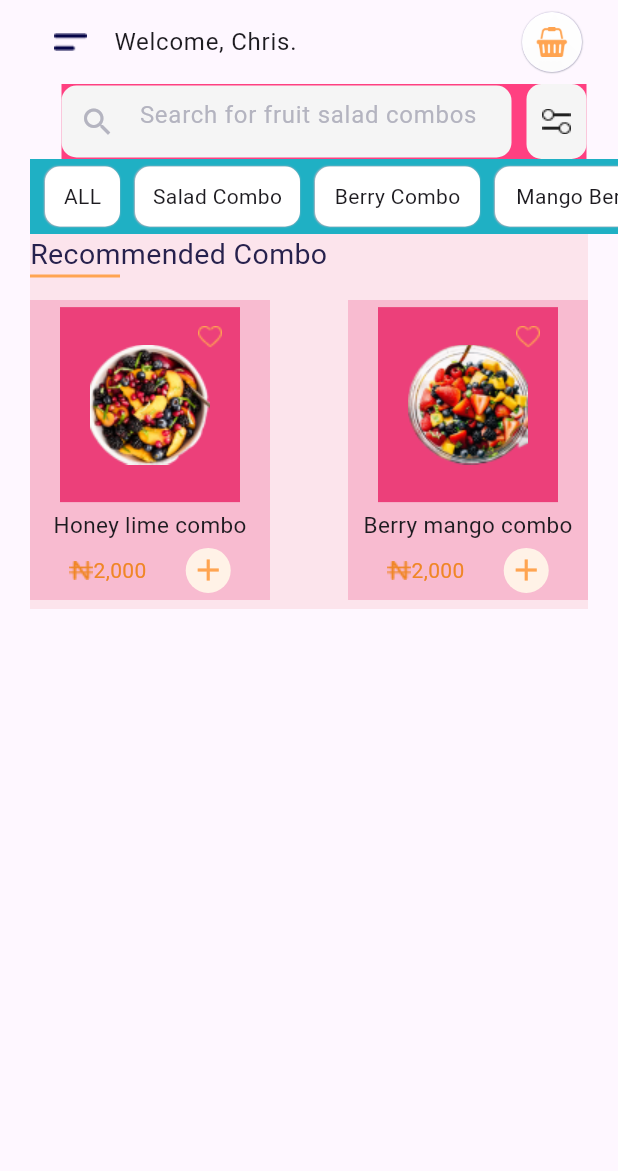
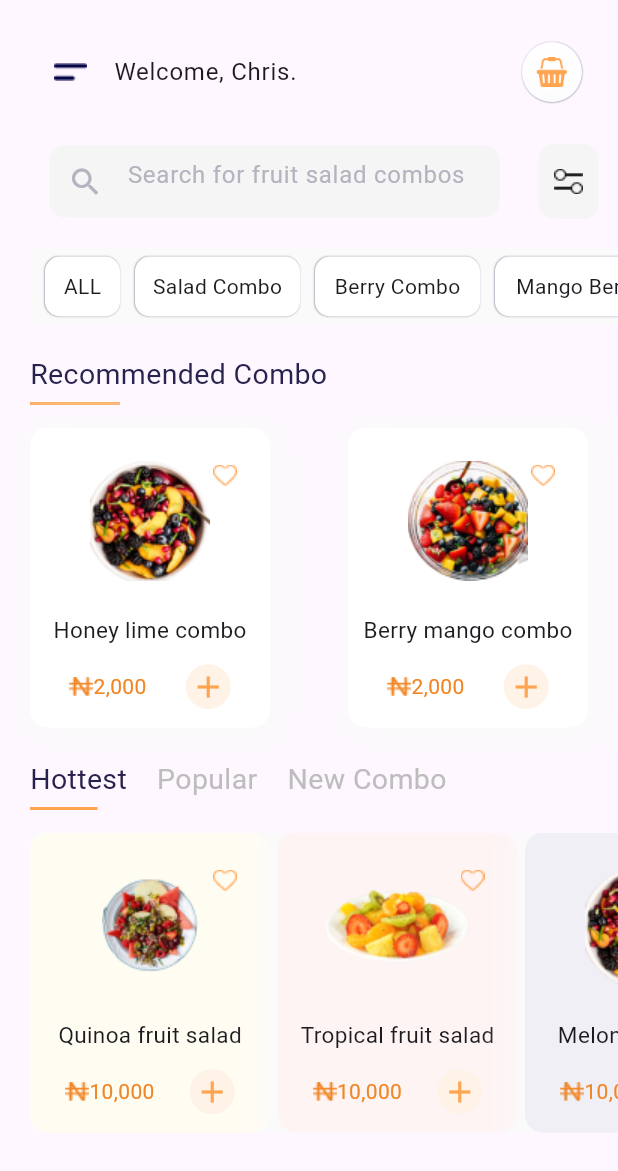
Before and after one commit to HashirSaudKhan/Flutter, a Flutter app: the screen it shows after launch, on a phone screen of 412 x 824 dp. Shown: the top 1171 px of the screen. Run offline on Flutter 3.47's test engine with Material 3 defaults, Android fonts, the phone set to English and light mode, and no system bars.

Commit message:
Commited HomeScreen 95%

```diff
--- a/lib/home_screen/hlc_bmc/honeylc-berrymc.dart
+++ b/lib/home_screen/hlc_bmc/honeylc-berrymc.dart
@@ -2,30 +2,45 @@ import 'package:flutter/material.dart';
 
 class HoneyLimeCombo_BerryMangoCombo extends StatelessWidget {
   final String txtName;
+  final String txtrate;
   final Image imageAssets;
+  final Color bgItemColor;
   const HoneyLimeCombo_BerryMangoCombo(
-      {super.key, required this.txtName, required this.imageAssets});
+      {super.key,
+      required this.txtName,
+      required this.imageAssets,
+      required this.txtrate,
+      required this.bgItemColor});
 
   @override
   Widget build(BuildContext context) {
     return Container(
       width: 160,
       height: 200,
-      color: Colors.pink[100],
+      decoration: BoxDecoration(
+          color: bgItemColor,
+          borderRadius: BorderRadius.circular(12),
+          boxShadow: const [
+            BoxShadow(
+                color: Color(0xffFAFAFA),
+                blurRadius: 20,
+                spreadRadius: 10,
+                offset: Offset(4, 4))
+          ]),
       child: Column(
         mainAxisAlignment: MainAxisAlignment.spaceEvenly,
         children: [
           Stack(
             alignment: AlignmentDirectional.topEnd,
             children: [
-              Container(
-                  height: 130,
+              SizedBox(
+                  height: 100,
                   width: 120,
-                  color: Colors.pink[400],
+                  //color: Colors.pink[50],
                   child: imageAssets),
-              Container(
+              SizedBox(
                 height: 40,
-                width: 40,
+                width: 20,
                 //color: Colors.pink[200],
                 child: Image.asset('assets/images/Vector.png'),
               ),
@@ -40,9 +55,9 @@ class HoneyLimeCombo_BerryMangoCombo extends StatelessWidget {
             children: [
               Row(children: [
                 Image.asset('assets/images/N.png'),
-                const Text(
-                  "2,000",
-                  style: TextStyle(
+                Text(
+                  txtrate,
+                  style: const TextStyle(
                     color: Color(0xffF08626),
                   ),
                 )
--- a/lib/home_screen/home_screen_one.dart
+++ b/lib/home_screen/home_screen_one.dart
@@ -12,7 +12,7 @@ class Home_Screen_One extends StatelessWidget {
       drawer: const Drawer(child: mydrawer()),
       body: SafeArea(
         child: Container(
-          padding: const EdgeInsets.only(left: 20),
+          padding: const EdgeInsets.only(left: 20, top: 20),
           child: Column(
             children: [
               ListTile(
@@ -48,13 +48,13 @@ class Home_Screen_One extends StatelessWidget {
                 ),
               ),
               Container(
+                margin: const EdgeInsets.only(top: 20),
                 height: 50,
-                width: 350,
+                width: 400,
                 //width: double.infinity,
-                decoration: const BoxDecoration(color: Colors.pinkAccent),
-                //margin: const EdgeInsets.all(20),
+                //decoration: const BoxDecoration(color: Colors.pinkAccent),
                 child: Row(
-                  mainAxisAlignment: MainAxisAlignment.spaceBetween,
+                  mainAxisAlignment: MainAxisAlignment.spaceAround,
                   children: [
                     Container(
                       decoration: BoxDecoration(
@@ -84,9 +84,10 @@ class Home_Screen_One extends StatelessWidget {
                 ),
               ),
               Container(
+                margin: EdgeInsets.only(top: 20, bottom: 20),
                 width: double.infinity,
                 height: 50,
-                color: const Color.fromARGB(255, 31, 176, 196),
+                color: const Color(0xffFAFAFA),
                 child: const SingleChildScrollView(
                   scrollDirection: Axis.horizontal,
                   child: Row(
@@ -109,7 +110,7 @@ class Home_Screen_One extends StatelessWidget {
               ),
               Container(
                 margin: const EdgeInsets.only(right: 20),
-                color: Colors.pink[50],
+                //color: Colors.pink[50],
                 width: double.infinity,
                 height: 250,
                 child: Column(
@@ -120,7 +121,7 @@ class Home_Screen_One extends StatelessWidget {
                       style: TextStyle(fontSize: 19, color: Color(0xff27214D)),
                     ),
                     Container(
-                      margin: const EdgeInsets.only(bottom: 15),
+                      margin: const EdgeInsets.only(bottom: 15, top: 5),
                       width: 60,
                       height: 2,
                       color: const Color(0xffFFA451),
@@ -131,16 +132,97 @@ class Home_Screen_One extends StatelessWidget {
                       children: [
                         HoneyLimeCombo_BerryMangoCombo(
                             txtName: "Honey lime combo",
+                            txtrate: "2,000",
+                            bgItemColor: const Color(0xffFFFFFF),
                             imageAssets: Image.asset(
                                 'assets/images/Honey-Lime-Peach-Fruit-Salad-3-725x725-1-removebg-preview 1.png')),
                         HoneyLimeCombo_BerryMangoCombo(
                             txtName: "Berry mango combo",
+                            txtrate: "2,000",
+                            bgItemColor: const Color(0xffFFFFFF),
                             imageAssets: Image.asset(
                                 'assets/images/Glowing-Berry-Fruit-Salad.png'))
                       ],
                     )
                   ],
                 ),
+              ),
+              Container(
+                margin: const EdgeInsets.only(top: 20),
+                //color: Colors.blue[50],
+                width: double.infinity,
+                height: 260,
+                child: Column(
+                    crossAxisAlignment: CrossAxisAlignment.start,
+                    children: [
+                      Row(
+                        children: [
+                          const Text(
+                            "Hottest",
+                            style: TextStyle(
+                                color: Color(0xff27214D), fontSize: 19),
+                          ),
+                          const SizedBox(
+                            width: 20,
+                          ),
+                          Text(
+                            "Popular",
+                            style: TextStyle(
+                                color: Colors.grey[400], fontSize: 19),
+                          ),
+                          const SizedBox(
+                            width: 20,
+                          ),
+                          Text(
+                            "New Combo",
+                            style: TextStyle(
+                                color: Colors.grey[400], fontSize: 19),
+                          )
+                        ],
+                      ),
+                      Container(
+                        margin: const EdgeInsets.only(bottom: 15, top: 5),
+                        width: 45,
+                        height: 2,
+                        color: const Color(0xffFFA451),
+                      ),
+                      // Container(
+                      //   color: Colors.amberAccent,
+                      //   height: 190,
+                      //   width: double.infinity,
+                      // )
+                      SingleChildScrollView(
+                        scrollDirection: Axis.horizontal,
+                        child: Row(
+                          children: [
+                            HoneyLimeCombo_BerryMangoCombo(
+                                txtName: "Quinoa fruit salad",
+                                txtrate: "10,000",
+                                bgItemColor: const Color(0xffFFFCF2),
+                                imageAssets: Image.asset(
+                                    'assets/images/Best-Ever-Tropical-Fruit-Salad (2).png')),
+                            const SizedBox(
+                              width: 5,
+                            ),
+                            HoneyLimeCombo_BerryMangoCombo(
+                                txtName: "Tropical fruit salad",
+                                txtrate: "10,000",
+                                bgItemColor: const Color(0xffFEF4F4),
+                                imageAssets: Image.asset(
+                                    'assets/images/Best-Ever-Tropical-Fruit-Salad (1).png')),
+                            const SizedBox(
+                              width: 5,
+                            ),
+                            HoneyLimeCombo_BerryMangoCombo(
+                                txtName: "Melon fruit salad",
+                                txtrate: "10,000",
+                                bgItemColor: const Color(0xffF1EFF6),
+                                imageAssets: Image.asset(
+                                    'assets/images/Honey-Lime-Peach-Fruit-Salad-3-725x725-1-removebg-preview 1.png')),
+                          ],
+                        ),
+                      )
+                    ]),
               )
             ],
           ),
```
Also changed, not shown: assets/images/Best-Ever-Tropical-Fruit-Salad (1).png (added), assets/images/Best-Ever-Tropical-Fruit-Salad (2).png (added).
